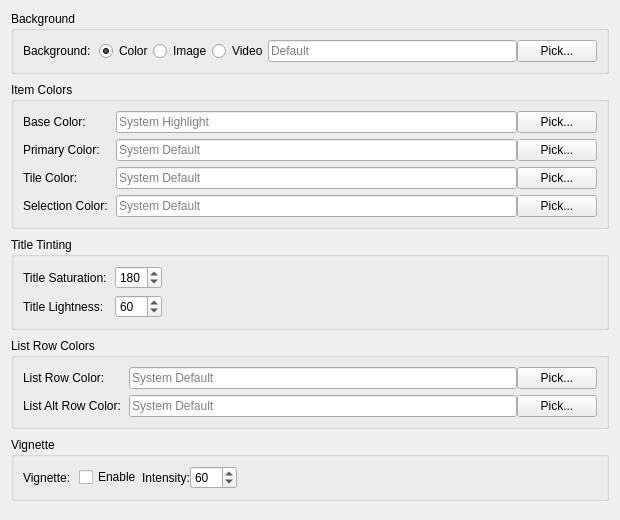
This is src/ui/dialogs/settings/appearancecolorspanel.ui in EtherAura/Kartend as Qt 5 draws it before an edit. The edited form follows.
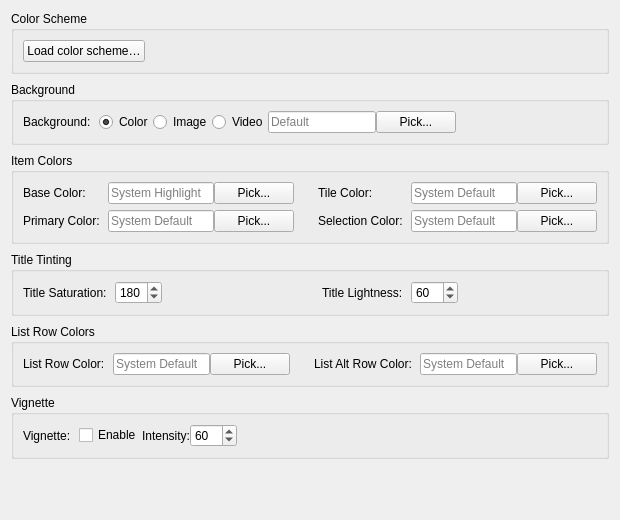
This is the edited form.

Diff of the .ui file:
```diff
--- a/src/ui/dialogs/settings/appearancecolorspanel.ui
+++ b/src/ui/dialogs/settings/appearancecolorspanel.ui
@@ -12,13 +12,32 @@
   </property>
   <layout class="QVBoxLayout" name="appearanceColorsSubTabLayout">
    <property name="spacing"><number>8</number></property>
+   <item>
+    <widget class="QGroupBox" name="appearanceColorSchemeGroupBox">
+     <property name="title"><string>Color Scheme</string></property>
+     <layout class="QHBoxLayout" name="appearanceColorSchemeLayout">
+      <item>
+       <widget class="QPushButton" name="loadColorSchemeButton">
+        <property name="text"><string>Load color scheme…</string></property>
+        <property name="toolTip"><string>Apply the colors from a bundled or KDE Plasma color scheme. Only the per-collection color fields and the global title base color are touched — vignette, blur, parallax, and fonts are left as-is.</string></property>
+       </widget>
+      </item>
+      <item>
+       <spacer name="appearanceColorSchemeSpacer">
+        <property name="orientation"><enum>Qt::Orientation::Horizontal</enum></property>
+        <property name="sizeHint" stdset="0"><size><width>0</width><height>0</height></size></property>
+       </spacer>
+      </item>
+     </layout>
+    </widget>
+   </item>
    <item>
     <widget class="QGroupBox" name="appearanceBackgroundGroupBox">
      <property name="title"><string>Background</string></property>
      <layout class="QFormLayout" name="appearanceBackgroundFormLayout">
       <property name="horizontalSpacing"><number>8</number></property>
       <property name="verticalSpacing"><number>6</number></property>
-      <property name="fieldGrowthPolicy"><enum>QFormLayout::FieldGrowthPolicy::ExpandingFieldsGrow</enum></property>
+      <property name="fieldGrowthPolicy"><enum>QFormLayout::FieldGrowthPolicy::FieldsStayAtSizeHint</enum></property>
       <item row="0" column="0">
        <widget class="QLabel" name="label_background">
         <property name="text"><string>Background:</string></property>
@@ -63,130 +82,116 @@
    <item>
     <widget class="QGroupBox" name="appearancePaletteGroupBox">
      <property name="title"><string>Item Colors</string></property>
-     <layout class="QFormLayout" name="appearancePaletteFormLayout">
-      <property name="horizontalSpacing"><number>8</number></property>
-      <property name="verticalSpacing"><number>6</number></property>
-      <property name="fieldGrowthPolicy"><enum>QFormLayout::FieldGrowthPolicy::ExpandingFieldsGrow</enum></property>
-      <item row="0" column="0">
-       <widget class="QLabel" name="label_baseColor">
-        <property name="text"><string>Base Color:</string></property>
+     <!-- Two-column section: two equal-width column wrappers side by side. -->
+     <layout class="QHBoxLayout" name="appearancePaletteRowLayout">
+      <property name="spacing"><number>24</number></property>
+      <item>
+       <widget class="QWidget" name="appearancePaletteColLeft" native="true">
+        <property name="sizePolicy">
+         <sizepolicy hsizetype="Expanding" vsizetype="Preferred"><horstretch>0</horstretch><verstretch>0</verstretch></sizepolicy>
+        </property>
+        <layout class="QFormLayout" name="appearancePaletteFormLeft">
+         <property name="formAlignment"><set>Qt::AlignmentFlag::AlignLeft|Qt::AlignmentFlag::AlignTop</set></property>
+         <property name="horizontalSpacing"><number>8</number></property>
+         <property name="verticalSpacing"><number>6</number></property>
+         <property name="leftMargin"><number>0</number></property>
+         <property name="topMargin"><number>0</number></property>
+         <property name="rightMargin"><number>0</number></property>
+         <property name="bottomMargin"><number>0</number></property>
+         <property name="fieldGrowthPolicy"><enum>QFormLayout::FieldGrowthPolicy::FieldsStayAtSizeHint</enum></property>
+         <item row="0" column="0"><widget class="QLabel" name="label_baseColor"><property name="text"><string>Base Color:</string></property></widget></item>
+         <item row="0" column="1">
+          <layout class="QHBoxLayout" name="baseColorLayout">
+           <item><widget class="QLineEdit" name="baseColorEdit"><property name="toolTip"><string>Base color for title text (hex format like #FF5500, leave empty for system highlight)</string></property><property name="placeholderText"><string>System Highlight</string></property></widget></item>
+           <item><widget class="QPushButton" name="browseColorButton"><property name="text"><string>Pick...</string></property><property name="toolTip"><string>Select a base color</string></property></widget></item>
+          </layout>
+         </item>
+         <item row="1" column="0"><widget class="QLabel" name="label_primaryColor"><property name="text"><string>Primary Color:</string></property></widget></item>
+         <item row="1" column="1">
+          <layout class="QHBoxLayout" name="primaryColorLayout">
+           <item><widget class="QLineEdit" name="primaryColorEdit"><property name="toolTip"><string>Primary UI color for toolbar and menubar (hex format like #FF5500)</string></property><property name="placeholderText"><string>System Default</string></property></widget></item>
+           <item><widget class="QPushButton" name="browsePrimaryColorButton"><property name="text"><string>Pick...</string></property><property name="toolTip"><string>Select primary UI color</string></property></widget></item>
+          </layout>
+         </item>
+        </layout>
        </widget>
       </item>
-      <item row="0" column="1">
-       <layout class="QHBoxLayout" name="baseColorLayout">
-        <item>
-         <widget class="QLineEdit" name="baseColorEdit">
-          <property name="toolTip"><string>Base color for title text (hex format like #FF5500, leave empty for system highlight)</string></property>
-          <property name="placeholderText"><string>System Highlight</string></property>
-         </widget>
-        </item>
-        <item>
-         <widget class="QPushButton" name="browseColorButton">
-          <property name="text"><string>Pick...</string></property>
-          <property name="toolTip"><string>Select a base color</string></property>
-         </widget>
-        </item>
-       </layout>
-      </item>
-      <item row="1" column="0">
-       <widget class="QLabel" name="label_primaryColor">
-        <property name="text"><string>Primary Color:</string></property>
+      <item>
+       <widget class="QWidget" name="appearancePaletteColRight" native="true">
+        <property name="sizePolicy">
+         <sizepolicy hsizetype="Expanding" vsizetype="Preferred"><horstretch>0</horstretch><verstretch>0</verstretch></sizepolicy>
+        </property>
+        <layout class="QFormLayout" name="appearancePaletteFormRight">
+         <property name="formAlignment"><set>Qt::AlignmentFlag::AlignLeft|Qt::AlignmentFlag::AlignTop</set></property>
+         <property name="horizontalSpacing"><number>8</number></property>
+         <property name="verticalSpacing"><number>6</number></property>
+         <property name="leftMargin"><number>0</number></property>
+         <property name="topMargin"><number>0</number></property>
+         <property name="rightMargin"><number>0</number></property>
+         <property name="bottomMargin"><number>0</number></property>
+         <property name="fieldGrowthPolicy"><enum>QFormLayout::FieldGrowthPolicy::FieldsStayAtSizeHint</enum></property>
+         <item row="0" column="0"><widget class="QLabel" name="label_tileColor"><property name="text"><string>Tile Color:</string></property></widget></item>
+         <item row="0" column="1">
+          <layout class="QHBoxLayout" name="tileColorLayout">
+           <item><widget class="QLineEdit" name="tileColorEdit"><property name="toolTip"><string>Color for item tiles and placeholders (hex format like #FF5500)</string></property><property name="placeholderText"><string>System Default</string></property></widget></item>
+           <item><widget class="QPushButton" name="browseTileColorButton"><property name="text"><string>Pick...</string></property><property name="toolTip"><string>Select tile color</string></property></widget></item>
+          </layout>
+         </item>
+         <item row="1" column="0"><widget class="QLabel" name="label_selectionColor"><property name="text"><string>Selection Color:</string></property></widget></item>
+         <item row="1" column="1">
+          <layout class="QHBoxLayout" name="selectionColorLayout">
+           <item><widget class="QLineEdit" name="selectionColorEdit"><property name="toolTip"><string>Color for selection rectangle and glide animation border (hex format like #FF5500)</string></property><property name="placeholderText"><string>System Default</string></property></widget></item>
+           <item><widget class="QPushButton" name="browseSelectionColorButton"><property name="text"><string>Pick...</string></property><property name="toolTip"><string>Select selection color</string></property></widget></item>
+          </layout>
+         </item>
+        </layout>
        </widget>
       </item>
-      <item row="1" column="1">
-       <layout class="QHBoxLayout" name="primaryColorLayout">
-        <item>
-         <widget class="QLineEdit" name="primaryColorEdit">
-          <property name="toolTip"><string>Primary UI color for toolbar and menubar (hex format like #FF5500)</string></property>
-          <property name="placeholderText"><string>System Default</string></property>
-         </widget>
-        </item>
-        <item>
-         <widget class="QPushButton" name="browsePrimaryColorButton">
-          <property name="text"><string>Pick...</string></property>
-          <property name="toolTip"><string>Select primary UI color</string></property>
-         </widget>
-        </item>
-       </layout>
-      </item>
-      <item row="2" column="0">
-       <widget class="QLabel" name="label_tileColor">
-        <property name="text"><string>Tile Color:</string></property>
-       </widget>
-      </item>
-      <item row="2" column="1">
-       <layout class="QHBoxLayout" name="tileColorLayout">
-        <item>
-         <widget class="QLineEdit" name="tileColorEdit">
-          <property name="toolTip"><string>Color for item tiles and placeholders (hex format like #FF5500)</string></property>
-          <property name="placeholderText"><string>System Default</string></property>
-         </widget>
-        </item>
-        <item>
-         <widget class="QPushButton" name="browseTileColorButton">
-          <property name="text"><string>Pick...</string></property>
-          <property name="toolTip"><string>Select tile color</string></property>
-         </widget>
-        </item>
-       </layout>
-      </item>
-      <item row="3" column="0">
-       <widget class="QLabel" name="label_selectionColor">
-        <property name="text"><string>Selection Color:</string></property>
-       </widget>
-      </item>
-      <item row="3" column="1">
-       <layout class="QHBoxLayout" name="selectionColorLayout">
-        <item>
-         <widget class="QLineEdit" name="selectionColorEdit">
-          <property name="toolTip"><string>Color for selection rectangle and glide animation border (hex format like #FF5500)</string></property>
-          <property name="placeholderText"><string>System Default</string></property>
-         </widget>
-        </item>
-        <item>
-         <widget class="QPushButton" name="browseSelectionColorButton">
-          <property name="text"><string>Pick...</string></property>
-          <property name="toolTip"><string>Select selection color</string></property>
-         </widget>
-        </item>
-       </layout>
-      </item>
      </layout>
     </widget>
    </item>
    <item>
     <widget class="QGroupBox" name="appearanceTitleTintGroupBox">
      <property name="title"><string>Title Tinting</string></property>
-     <layout class="QFormLayout" name="appearanceTitleTintFormLayout">
-      <property name="horizontalSpacing"><number>8</number></property>
-      <property name="verticalSpacing"><number>6</number></property>
-      <property name="fieldGrowthPolicy"><enum>QFormLayout::FieldGrowthPolicy::ExpandingFieldsGrow</enum></property>
-      <item row="0" column="0">
-       <widget class="QLabel" name="label_textAppearance">
-        <property name="text"><string>Title Saturation:</string></property>
+     <!-- Two-column section: two equal-width column wrappers side by side. -->
+     <layout class="QHBoxLayout" name="appearanceTitleTintRowLayout">
+      <property name="spacing"><number>24</number></property>
+      <item>
+       <widget class="QWidget" name="appearanceTitleTintColLeft" native="true">
+        <property name="sizePolicy">
+         <sizepolicy hsizetype="Expanding" vsizetype="Preferred"><horstretch>0</horstretch><verstretch>0</verstretch></sizepolicy>
+        </property>
+        <layout class="QFormLayout" name="appearanceTitleTintFormLeft">
+         <property name="formAlignment"><set>Qt::AlignmentFlag::AlignLeft|Qt::AlignmentFlag::AlignTop</set></property>
+         <property name="horizontalSpacing"><number>8</number></property>
+         <property name="verticalSpacing"><number>6</number></property>
+         <property name="leftMargin"><number>0</number></property>
+         <property name="topMargin"><number>0</number></property>
+         <property name="rightMargin"><number>0</number></property>
+         <property name="bottomMargin"><number>0</number></property>
+         <property name="fieldGrowthPolicy"><enum>QFormLayout::FieldGrowthPolicy::FieldsStayAtSizeHint</enum></property>
+         <item row="0" column="0"><widget class="QLabel" name="label_textAppearance"><property name="text"><string>Title Saturation:</string></property></widget></item>
+         <item row="0" column="1"><widget class="QSpinBox" name="titleSaturationSpinBox"><property name="maximumWidth"><number>100</number></property><property name="toolTip"><string>Title text color saturation (0-255)</string></property><property name="minimum"><number>0</number></property><property name="maximum"><number>255</number></property><property name="value"><number>180</number></property></widget></item>
+        </layout>
        </widget>
       </item>
-      <item row="0" column="1">
-       <widget class="QSpinBox" name="titleSaturationSpinBox">
-        <property name="minimumWidth"><number>110</number></property>
-        <property name="toolTip"><string>Title text color saturation (0-255)</string></property>
-        <property name="minimum"><number>0</number></property>
-        <property name="maximum"><number>255</number></property>
-        <property name="value"><number>180</number></property>
-       </widget>
-      </item>
-      <item row="1" column="0">
-       <widget class="QLabel" name="label_titleLightness">
-        <property name="text"><string>Title Lightness:</string></property>
-       </widget>
-      </item>
-      <item row="1" column="1">
-       <widget class="QSpinBox" name="titleLightnessSpinBox">
-        <property name="minimumWidth"><number>110</number></property>
-        <property name="toolTip"><string>Title text color lightness (0-255, lower is darker)</string></property>
-        <property name="minimum"><number>0</number></property>
-        <property name="maximum"><number>255</number></property>
-        <property name="value"><number>60</number></property>
+      <item>
+       <widget class="QWidget" name="appearanceTitleTintColRight" native="true">
+        <property name="sizePolicy">
+         <sizepolicy hsizetype="Expanding" vsizetype="Preferred"><horstretch>0</horstretch><verstretch>0</verstretch></sizepolicy>
+        </property>
+        <layout class="QFormLayout" name="appearanceTitleTintFormRight">
+         <property name="formAlignment"><set>Qt::AlignmentFlag::AlignLeft|Qt::AlignmentFlag::AlignTop</set></property>
+         <property name="horizontalSpacing"><number>8</number></property>
+         <property name="verticalSpacing"><number>6</number></property>
+         <property name="leftMargin"><number>0</number></property>
+         <property name="topMargin"><number>0</number></property>
+         <property name="rightMargin"><number>0</number></property>
+         <property name="bottomMargin"><number>0</number></property>
+         <property name="fieldGrowthPolicy"><enum>QFormLayout::FieldGrowthPolicy::FieldsStayAtSizeHint</enum></property>
+         <item row="0" column="0"><widget class="QLabel" name="label_titleLightness"><property name="text"><string>Title Lightness:</string></property></widget></item>
+         <item row="0" column="1"><widget class="QSpinBox" name="titleLightnessSpinBox"><property name="maximumWidth"><number>100</number></property><property name="toolTip"><string>Title text color lightness (0-255, lower is darker)</string></property><property name="minimum"><number>0</number></property><property name="maximum"><number>255</number></property><property name="value"><number>60</number></property></widget></item>
+        </layout>
        </widget>
       </item>
      </layout>
@@ -195,52 +200,57 @@
    <item>
     <widget class="QGroupBox" name="appearanceListRowsGroupBox">
      <property name="title"><string>List Row Colors</string></property>
-     <layout class="QFormLayout" name="appearanceListRowsFormLayout">
-      <property name="horizontalSpacing"><number>8</number></property>
-      <property name="verticalSpacing"><number>6</number></property>
-      <property name="fieldGrowthPolicy"><enum>QFormLayout::FieldGrowthPolicy::ExpandingFieldsGrow</enum></property>
-      <item row="0" column="0">
-       <widget class="QLabel" name="label_listRowColor">
-        <property name="text"><string>List Row Color:</string></property>
+     <!-- Two-column section: two equal-width column wrappers side by side. -->
+     <layout class="QHBoxLayout" name="appearanceListRowsRowLayout">
+      <property name="spacing"><number>24</number></property>
+      <item>
+       <widget class="QWidget" name="appearanceListRowsColLeft" native="true">
+        <property name="sizePolicy">
+         <sizepolicy hsizetype="Expanding" vsizetype="Preferred"><horstretch>0</horstretch><verstretch>0</verstretch></sizepolicy>
+        </property>
+        <layout class="QFormLayout" name="appearanceListRowsFormLeft">
+         <property name="formAlignment"><set>Qt::AlignmentFlag::AlignLeft|Qt::AlignmentFlag::AlignTop</set></property>
+         <property name="horizontalSpacing"><number>8</number></property>
+         <property name="verticalSpacing"><number>6</number></property>
+         <property name="leftMargin"><number>0</number></property>
+         <property name="topMargin"><number>0</number></property>
+         <property name="rightMargin"><number>0</number></property>
+         <property name="bottomMargin"><number>0</number></property>
+         <property name="fieldGrowthPolicy"><enum>QFormLayout::FieldGrowthPolicy::FieldsStayAtSizeHint</enum></property>
+         <item row="0" column="0"><widget class="QLabel" name="label_listRowColor"><property name="text"><string>List Row Color:</string></property></widget></item>
+         <item row="0" column="1">
+          <layout class="QHBoxLayout" name="listRowColorLayout">
+           <item><widget class="QLineEdit" name="listRowColorEdit"><property name="toolTip"><string>Primary row background color (hex format like #FF5500)</string></property><property name="placeholderText"><string>System Default</string></property></widget></item>
+           <item><widget class="QPushButton" name="browseListRowColorButton"><property name="text"><string>Pick...</string></property><property name="toolTip"><string>Select row color</string></property></widget></item>
+          </layout>
+         </item>
+        </layout>
        </widget>
       </item>
-      <item row="0" column="1">
-       <layout class="QHBoxLayout" name="listRowColorLayout">
-        <item>
-         <widget class="QLineEdit" name="listRowColorEdit">
-          <property name="toolTip"><string>Primary row background color (hex format like #FF5500)</string></property>
-          <property name="placeholderText"><string>System Default</string></property>
-         </widget>
-        </item>
-        <item>
-         <widget class="QPushButton" name="browseListRowColorButton">
-          <property name="text"><string>Pick...</string></property>
-          <property name="toolTip"><string>Select row color</string></property>
-         </widget>
-        </item>
-       </layout>
-      </item>
-      <item row="1" column="0">
-       <widget class="QLabel" name="label_listAltRowColor">
-        <property name="text"><string>List Alt Row Color:</string></property>
+      <item>
+       <widget class="QWidget" name="appearanceListRowsColRight" native="true">
+        <property name="sizePolicy">
+         <sizepolicy hsizetype="Expanding" vsizetype="Preferred"><horstretch>0</horstretch><verstretch>0</verstretch></sizepolicy>
+        </property>
+        <layout class="QFormLayout" name="appearanceListRowsFormRight">
+         <property name="formAlignment"><set>Qt::AlignmentFlag::AlignLeft|Qt::AlignmentFlag::AlignTop</set></property>
+         <property name="horizontalSpacing"><number>8</number></property>
+         <property name="verticalSpacing"><number>6</number></property>
+         <property name="leftMargin"><number>0</number></property>
+         <property name="topMargin"><number>0</number></property>
+         <property name="rightMargin"><number>0</number></property>
+         <property name="bottomMargin"><number>0</number></property>
+         <property name="fieldGrowthPolicy"><enum>QFormLayout::FieldGrowthPolicy::FieldsStayAtSizeHint</enum></property>
+         <item row="0" column="0"><widget class="QLabel" name="label_listAltRowColor"><property name="text"><string>List Alt Row Color:</string></property></widget></item>
+         <item row="0" column="1">
+          <layout class="QHBoxLayout" name="listAltRowColorLayout">
+           <item><widget class="QLineEdit" name="listAltRowColorEdit"><property name="toolTip"><string>Alternate row background color (hex format like #FF5500)</string></property><property name="placeholderText"><string>System Default</string></property></widget></item>
+           <item><widget class="QPushButton" name="browseListAltRowColorButton"><property name="text"><string>Pick...</string></property><property name="toolTip"><string>Select alternate row color</string></property></widget></item>
+          </layout>
+         </item>
+        </layout>
        </widget>
       </item>
-      <item row="1" column="1">
-       <layout class="QHBoxLayout" name="listAltRowColorLayout">
-        <item>
-         <widget class="QLineEdit" name="listAltRowColorEdit">
-          <property name="toolTip"><string>Alternate row background color (hex format like #FF5500)</string></property>
-          <property name="placeholderText"><string>System Default</string></property>
-         </widget>
-        </item>
-        <item>
-         <widget class="QPushButton" name="browseListAltRowColorButton">
-          <property name="text"><string>Pick...</string></property>
-          <property name="toolTip"><string>Select alternate row color</string></property>
-         </widget>
-        </item>
-       </layout>
-      </item>
      </layout>
     </widget>
    </item>
@@ -250,7 +260,7 @@
      <layout class="QFormLayout" name="appearanceVignetteFormLayout">
       <property name="horizontalSpacing"><number>8</number></property>
       <property name="verticalSpacing"><number>6</number></property>
-      <property name="fieldGrowthPolicy"><enum>QFormLayout::FieldGrowthPolicy::ExpandingFieldsGrow</enum></property>
+      <property name="fieldGrowthPolicy"><enum>QFormLayout::FieldGrowthPolicy::FieldsStayAtSizeHint</enum></property>
       <item row="0" column="0">
        <widget class="QLabel" name="label_vignette">
         <property name="text"><string>Vignette:</string></property>
```
Left out of the diff: 2 changed lines with no effect on the pictures.
